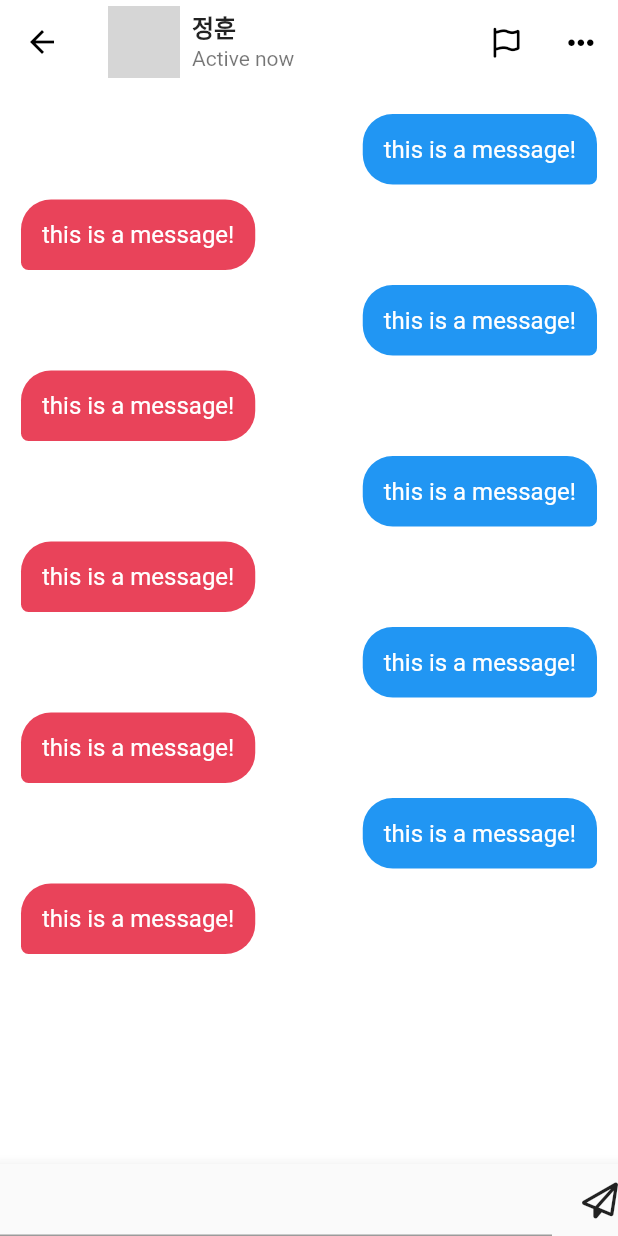
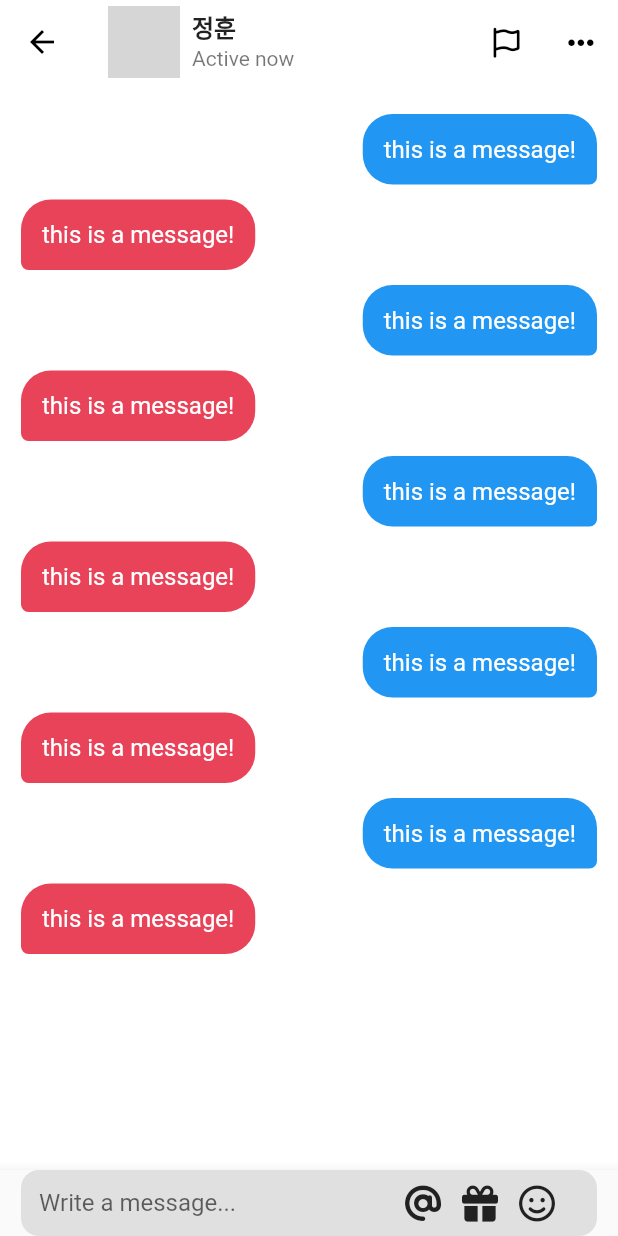
Before and after one commit to hongdongin/capstone, a Flutter app: the ChatDetailScreen screen opened directly, on a phone screen of 412 x 824 dp. Run offline on Flutter 3.47's test engine with Material 2 defaults, Android fonts, the phone set to English and light mode, and no system bars; our stand-ins replace firebase_core, font_awesome_flutter, video_player, visibility_detector; accounts and stored records are empty; network calls fail; grey boxes are pictures that could not be loaded.

```diff
--- a/lib/features/inbox/chat_detail_screen.dart
+++ b/lib/features/inbox/chat_detail_screen.dart
@@ -11,6 +11,21 @@ class ChatDetailScreen extends StatefulWidget {
 }
 
 class _ChatDetailScreenState extends State<ChatDetailScreen> {
+  bool _isWriting = false;
+
+  void _stopWriting() {
+    FocusScope.of(context).unfocus();
+    setState(() {
+      _isWriting = false;
+    });
+  }
+
+  void _onStartWriting() {
+    setState(() {
+      _isWriting = true;
+    });
+  }
+
   @override
   Widget build(BuildContext context) {
     return Scaffold(
@@ -50,7 +65,9 @@ class _ChatDetailScreenState extends State<ChatDetailScreen> {
           ),
         ),
       ),
-      body: Stack(
+      body: GestureDetector(
+        onTap: _stopWriting,
+        child: Stack(
           children: [
             ListView.separated(
               padding: const EdgeInsets.symmetric(
@@ -67,8 +84,9 @@ class _ChatDetailScreenState extends State<ChatDetailScreen> {
                     Container(
                       padding: const EdgeInsets.all(Sizes.size14),
                       decoration: BoxDecoration(
-                      color:
-                          isMine ? Colors.blue : Theme.of(context).primaryColor,
+                        color: isMine
+                            ? Colors.blue
+                            : Theme.of(context).primaryColor,
                         borderRadius: BorderRadius.only(
                           topLeft: const Radius.circular(
                             Sizes.size20,
@@ -103,16 +121,76 @@ class _ChatDetailScreenState extends State<ChatDetailScreen> {
               width: MediaQuery.of(context).size.width,
               child: BottomAppBar(
                 color: Colors.grey.shade50,
+                child: Padding(
+                  padding: const EdgeInsets.symmetric(
+                    horizontal: Sizes.size14,
+                  ),
+                  child: Expanded(
+                    child: SizedBox(
+                      height: Sizes.size44,
+                      child: TextField(
+                        onTap: _onStartWriting,
+                        expands: true,
+                        minLines: null,
+                        maxLines: null,
+                        textInputAction: TextInputAction.newline,
+                        cursorColor: Theme.of(context).primaryColor,
+                        decoration: InputDecoration(
+                          hintText: "Write a message...",
+                          border: OutlineInputBorder(
+                            borderRadius: BorderRadius.circular(
+                              Sizes.size12,
+                            ),
+                            borderSide: BorderSide.none,
+                          ),
+                          filled: true,
+                          fillColor: Colors.grey.shade300,
+                          contentPadding: const EdgeInsets.symmetric(
+                            horizontal: Sizes.size12,
+                            vertical: Sizes.size8,
+                          ),
+                          suffixIcon: Padding(
+                            padding: const EdgeInsets.only(
+                              right: Sizes.size14,
+                            ),
                             child: Row(
-                children: const [
-                  Expanded(child: TextField()),
-                  Gaps.h20,
-                  FaIcon(FontAwesomeIcons.paperPlane)
+                              mainAxisSize: MainAxisSize.min,
+                              children: [
+                                FaIcon(
+                                  FontAwesomeIcons.at,
+                                  color: Colors.grey.shade900,
+                                ),
+                                Gaps.h14,
+                                FaIcon(
+                                  FontAwesomeIcons.gift,
+                                  color: Colors.grey.shade900,
+                                ),
+                                Gaps.h14,
+                                FaIcon(
+                                  FontAwesomeIcons.faceSmile,
+                                  color: Colors.grey.shade900,
+                                ),
+                                Gaps.h14,
+                                if (_isWriting)
+                                  GestureDetector(
+                                    onTap: _stopWriting,
+                                    child: FaIcon(
+                                      FontAwesomeIcons.paperPlane,
+                                      color: Colors.blue.shade700,
+                                    ),
+                                  ),
                               ],
                             ),
                           ),
-          )
+                        ),
+                      ),
+                    ),
+                  ),
+                ),
+              ),
+            ),
           ],
+        ),
       ),
     );
   }
--- a/lib/main.dart
+++ b/lib/main.dart
@@ -1,6 +1,6 @@
 import 'package:flutter/material.dart';
 import 'package:tiktok_clone/constants/sizes.dart';
-import 'package:tiktok_clone/features/authentication/sign_up_screen.dart';
+import 'package:tiktok_clone/features/main_navigation/main_navigation_screen.dart';
 
 void main() {
   runApp(const TikTokApp());
@@ -31,7 +31,7 @@ class TikTokApp extends StatelessWidget {
           ),
         ),
       ),
-      home: const SignUpScreen(),
+      home: const MainNavigationScreen(),
     );
   }
 }
--- a/pubspec.yaml
+++ b/pubspec.yaml
@@ -40,6 +40,7 @@ dependencies:
 
   video_player: 2.4.10
   visibility_detector: 0.3.3
+  firebase_core: ^2.7.1
 
 dev_dependencies:
   flutter_test:
```
Also changed, not shown: lib/firebase_options.dart (added), pubspec.lock, 12 other files. Lines whose indentation alone changed are shown as unchanged.
